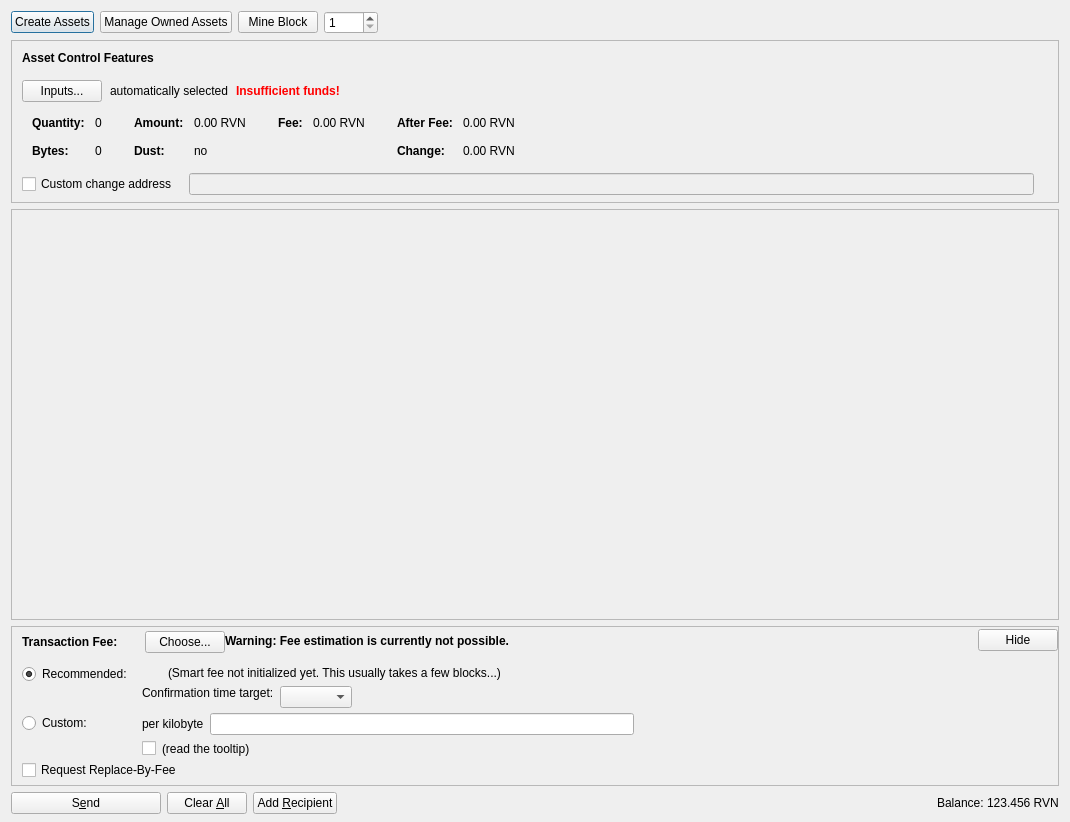
The window that src/qt/forms/assetsdialog.ui (drag0ng/Placeholders-X16R) describes before a commit, drawn with Qt 5.
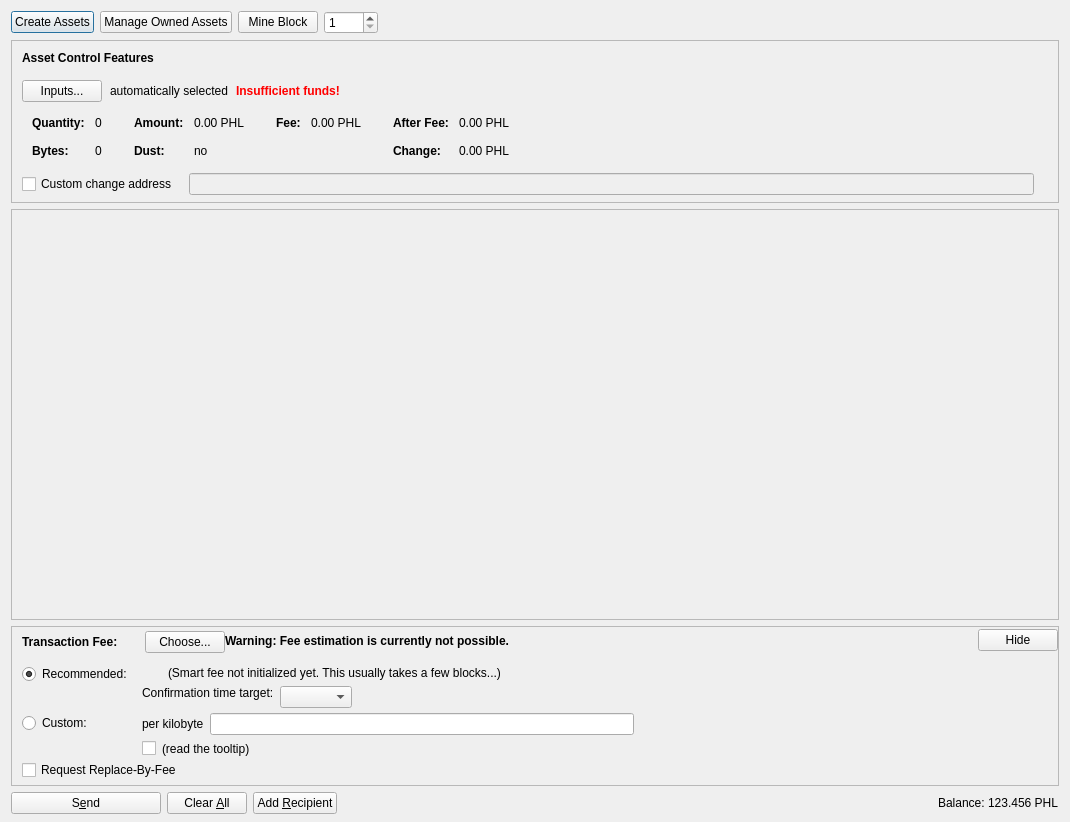
The same window after the commit. Icons and pictures are not drawn. Custom widgets are drawn as their Qt base class.

Patch:
```diff
--- a/src/qt/forms/assetsdialog.ui
+++ b/src/qt/forms/assetsdialog.ui
@@ -384,7 +384,7 @@
                   <enum>Qt::ActionsContextMenu</enum>
                  </property>
                  <property name="text">
-                  <string notr="true">0.00 RVN</string>
+                  <string notr="true">0.00 PHL</string>
                  </property>
                  <property name="textInteractionFlags">
                   <set>Qt::LinksAccessibleByMouse|Qt::TextSelectableByKeyboard|Qt::TextSelectableByMouse</set>
@@ -464,7 +464,7 @@
                   <enum>Qt::ActionsContextMenu</enum>
                  </property>
                  <property name="text">
-                  <string notr="true">0.00 RVN</string>
+                  <string notr="true">0.00 PHL</string>
                  </property>
                  <property name="textInteractionFlags">
                   <set>Qt::LinksAccessibleByMouse|Qt::TextSelectableByKeyboard|Qt::TextSelectableByMouse</set>
@@ -515,7 +515,7 @@
                   <enum>Qt::ActionsContextMenu</enum>
                  </property>
                  <property name="text">
-                  <string notr="true">0.00 RVN</string>
+                  <string notr="true">0.00 PHL</string>
                  </property>
                  <property name="textInteractionFlags">
                   <set>Qt::LinksAccessibleByMouse|Qt::TextSelectableByKeyboard|Qt::TextSelectableByMouse</set>
@@ -544,7 +544,7 @@
                   <enum>Qt::ActionsContextMenu</enum>
                  </property>
                  <property name="text">
-                  <string notr="true">0.00 RVN</string>
+                  <string notr="true">0.00 PHL</string>
                  </property>
                  <property name="textInteractionFlags">
                   <set>Qt::LinksAccessibleByMouse|Qt::TextSelectableByKeyboard|Qt::TextSelectableByMouse</set>
@@ -1307,7 +1307,7 @@
           <cursorShape>IBeamCursor</cursorShape>
          </property>
          <property name="text">
-          <string notr="true">123.456 RVN</string>
+          <string notr="true">123.456 PHL</string>
          </property>
          <property name="textInteractionFlags">
           <set>Qt::LinksAccessibleByMouse|Qt::TextSelectableByKeyboard|Qt::TextSelectableByMouse</set>
```
